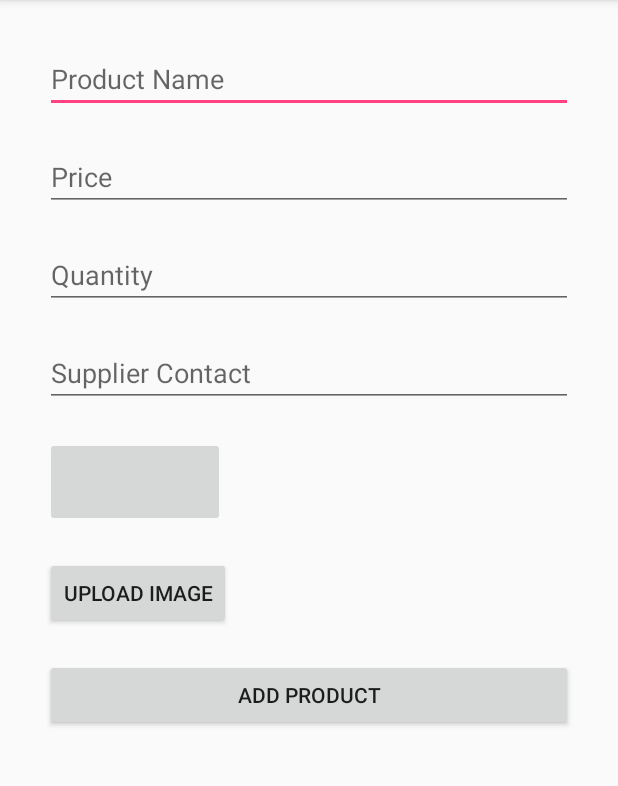
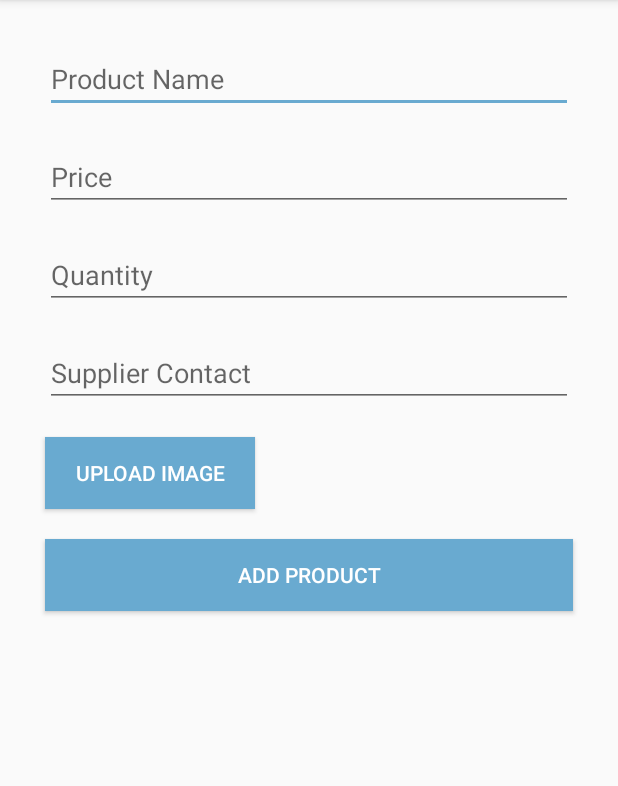
Before and after one commit to mennatallahhassan/InventoryApp2, an Android app: the screen it shows after launch (AddProductActivity), after a tap on "ADD PRODUCT", on a phone screen of 412 x 824 dp, the part 84-870 px from its top. Run offline under Robolectric (Android 15) with nearby library versions, the phone set to English and light mode, and no system bars.

Commit message:
Last Verison to be updated

```diff
--- a/app/src/main/java/com/ntl/nineth/inventoryapp/AddProductActivity.java
+++ b/app/src/main/java/com/ntl/nineth/inventoryapp/AddProductActivity.java
@@ -5,6 +5,7 @@ import android.net.Uri;
 import android.os.Bundle;
 import android.provider.MediaStore;
 import android.support.v7.app.AppCompatActivity;
+import android.text.TextUtils;
 import android.view.View;
 import android.widget.Button;
 import android.widget.EditText;
@@ -29,6 +30,15 @@ public class AddProductActivity extends AppCompatActivity {
             pic.setImageURI(imagePathURI);
             path = imagePathURI.getPath();
             //String path = Uri.parse(imagePathURI);
+        }
+    }
+
+    @Override
+    protected void onResume() {
+        super.onResume();
+        pic.setVisibility(View.GONE);
+        if (path != null) {
+            pic.setVisibility(View.VISIBLE);
         }
     }
 
@@ -58,9 +68,9 @@ public class AddProductActivity extends AppCompatActivity {
             @Override
             public void onClick(View v) {
                 if (product_name.getText().length() > 0) {
-                    if (Integer.parseInt(price.getText().toString()) > 0) {
-                        if (Integer.parseInt(quantity.getText().toString()) > 0) {
-                            if (Long.parseLong(supplierContact.getText().toString()) > 0) {
+                    if (Integer.parseInt(price.getText().toString()) > 0 && !TextUtils.isEmpty(price.getText())) {
+                        if (Integer.parseInt(quantity.getText().toString()) > 0 && !TextUtils.isEmpty(quantity.getText())) {
+                            if (Long.parseLong(supplierContact.getText().toString()) > 0 && !TextUtils.isEmpty(supplierContact.getText())) {
                                 if (path != null) {
                                     DBHandler dbHandler = new DBHandler(getApplicationContext());
                                     Product product = new Product();
@@ -96,4 +106,5 @@ public class AddProductActivity extends AppCompatActivity {
         });
 
     }
+
 }
--- a/app/src/main/java/com/ntl/nineth/inventoryapp/MainActivity.java
+++ b/app/src/main/java/com/ntl/nineth/inventoryapp/MainActivity.java
@@ -14,23 +14,20 @@ import java.util.ArrayList;
 public class MainActivity extends AppCompatActivity {
     ArrayList<Product> productArrayList = new ArrayList<>();
     Product product;
-    ///meeting
     ProductAdapter productAdapter;
     ListView listView;
     DBHandler dbHandler;
+    TextView noContent;
 
     @Override
     protected void onCreate(Bundle savedInstanceState) {
         super.onCreate(savedInstanceState);
         setContentView(R.layout.activity_main);
         dbHandler = new DBHandler(getApplicationContext());
+        noContent = (TextView) findViewById(R.id.noContent);
 
         if (productArrayList.size() > 0) {
-            TextView noContent = (TextView) findViewById(R.id.noContent);
-            noContent.setVisibility(View.GONE);
-            noContent.setVisibility(View.INVISIBLE);
             productArrayList = dbHandler.getAllProduct();
-
             productAdapter = new ProductAdapter(getApplicationContext(), R.layout.row_item, productArrayList);
 
             listView = (ListView) findViewById(R.id.list_view);
@@ -67,12 +64,11 @@ public class MainActivity extends AppCompatActivity {
         super.onResume();
 
         TextView noContent = (TextView) findViewById(R.id.noContent);
-        noContent.setVisibility(View.GONE);
-        noContent.setVisibility(View.INVISIBLE);
+        noContent.setVisibility(View.VISIBLE);
         productArrayList = dbHandler.getAllProduct();
         if (productArrayList.size() > 0) {
 
-
+            noContent.setVisibility(View.GONE);
             productAdapter = new ProductAdapter(getApplicationContext(), R.layout.row_item, productArrayList);
 
             listView = (ListView) findViewById(R.id.list_view);
--- a/app/src/main/java/com/ntl/nineth/inventoryapp/ProductAdapter.java
+++ b/app/src/main/java/com/ntl/nineth/inventoryapp/ProductAdapter.java
@@ -1,6 +1,7 @@
 package com.ntl.nineth.inventoryapp;
 
 import android.content.Context;
+import android.net.Uri;
 import android.view.LayoutInflater;
 import android.view.View;
 import android.view.ViewGroup;
@@ -38,6 +39,7 @@ public class ProductAdapter extends ArrayAdapter {
         }
         if (productArrayList.size() > 0) {
             final Product product = productArrayList.get(position);
+            viewHolder.picture.setImageURI(Uri.parse("content://media" + product.getPicture()));
             viewHolder.product_name.setText("" + product.getProduct_Name().toString());
             viewHolder.price.setText("Price: " + product.getPrice() + " L.E");
             viewHolder.current_quantity.setText("Quantity: " + product.getCurrent_quantity());
@@ -52,7 +54,7 @@ public class ProductAdapter extends ArrayAdapter {
                 }
             });
             viewHolder.sale_button.setFocusable(false);
-            }
+        }
         return convertView;
     }
 
--- a/app/src/main/res/layout/activity_add_product.xml
+++ b/app/src/main/res/layout/activity_add_product.xml
@@ -1,11 +1,15 @@
 <?xml version="1.0" encoding="utf-8"?>
-<LinearLayout xmlns:android="http://schemas.android.com/apk/res/android"
+<ScrollView xmlns:android="http://schemas.android.com/apk/res/android"
     xmlns:tools="http://schemas.android.com/tools"
+    android:layout_width="match_parent"
+    android:layout_height="wrap_content"
+    tools:context="com.ntl.nineth.inventoryapp.AddProductActivity">
+
+    <LinearLayout
         android:layout_width="match_parent"
         android:layout_height="match_parent"
         android:layout_margin="20dp"
-    android:orientation="vertical"
-    tools:context="com.ntl.nineth.inventoryapp.AddProductActivity">
+        android:orientation="vertical">
 
 
         <EditText
@@ -20,26 +24,29 @@
             android:layout_width="match_parent"
             android:layout_height="wrap_content"
             android:layout_margin="10dp"
-        android:hint="Price" />
+            android:hint="Price"
+            android:inputType="number" />
 
         <EditText
             android:id="@+id/current_quantity3"
             android:layout_width="match_parent"
             android:layout_height="wrap_content"
             android:layout_margin="10dp"
-        android:hint="Quantity" />
+            android:hint="Quantity"
+            android:inputType="number" />
 
         <EditText
             android:id="@+id/Supplier_Contact3"
             android:layout_width="match_parent"
             android:layout_height="wrap_content"
             android:layout_margin="10dp"
-        android:hint="Supplier Contact" />
+            android:hint="Supplier Contact"
+            android:inputType="phone" />
 
         <ImageButton
             android:id="@+id/pic3"
             android:layout_width="120dp"
-        android:layout_height="60dp"
+            android:layout_height="90dp"
             android:layout_margin="10dp" />
 
         <Button
@@ -47,12 +54,21 @@
             android:layout_width="wrap_content"
             android:layout_height="wrap_content"
             android:layout_margin="10dp"
-        android:text="Upload Image" />
+            android:background="#69aad0"
+            android:paddingBottom="5dp"
+            android:paddingLeft="20dp"
+            android:paddingRight="20dp"
+            android:paddingTop="5dp"
+            android:text="Upload Image"
+            android:textColor="#fff" />
 
         <Button
             android:id="@+id/add_button3"
             android:layout_width="match_parent"
             android:layout_height="wrap_content"
             android:layout_margin="10dp"
-        android:text="Add Product" />
+            android:background="#69aad0"
+            android:text="Add Product"
+            android:textColor="#fff" />
     </LinearLayout>
+</ScrollView>
--- a/app/src/main/res/values/colors.xml
+++ b/app/src/main/res/values/colors.xml
@@ -2,5 +2,5 @@
 <resources>
     <color name="colorPrimary">#000</color>
     <color name="colorPrimaryDark">#000</color>
-    <color name="colorAccent">#FF4081</color>
+    <color name="colorAccent">#69aad0</color>
 </resources>
```
Also changed, not shown: app/src/main/java/com/ntl/nineth/inventoryapp/DBHandler.java (+8 -1 lines), app/src/main/java/com/ntl/nineth/inventoryapp/DetailActivity.java (+38 -17 lines), app/src/main/res/layout/activity_detail.xml (+12 -7 lines), app/src/main/res/layout/activity_main.xml (+9 -6 lines), app/src/main/res/layout/row_item.xml (+11 -8 lines), app/src/main/res/mipmap-hdpi/increase.png (added), app/src/main/res/mipmap-hdpi/minus.png (deleted), app/src/main/res/mipmap-hdpi/reduce.png (added). Lines whose indentation alone changed are shown as unchanged.
